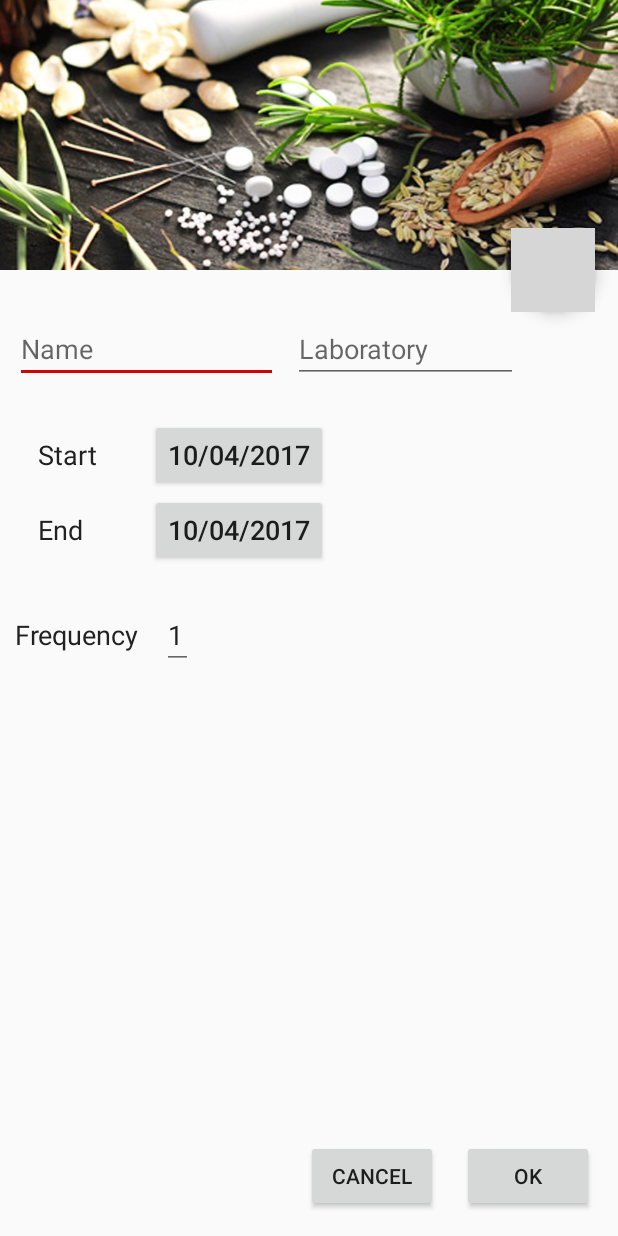
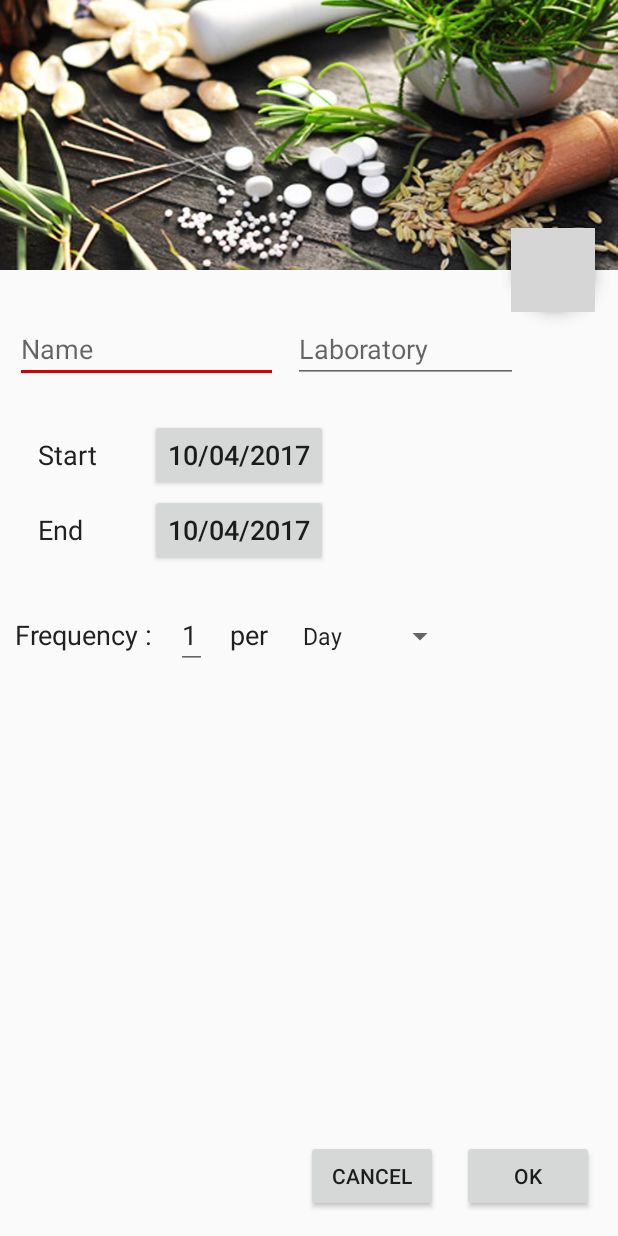
Before and after one commit to florentphilippe/LAY, an Android app: the NewDrug screen opened directly, with no data from a screen before it, on a phone screen of 412 x 824 dp. Run offline under Robolectric (Android 15) with nearby library versions, the phone set to English and light mode, and no system bars; grey boxes are pictures that could not be loaded.

Commit message:
Adding Spinner to select the frequency itself

```diff
--- a/app/src/main/java/fr/florentphilippe/lay/NewDrug.java
+++ b/app/src/main/java/fr/florentphilippe/lay/NewDrug.java
@@ -5,7 +5,10 @@ import android.support.v4.app.DialogFragment;
 import android.support.v7.app.AppCompatActivity;
 import android.os.Bundle;
 import android.view.View;
+import android.widget.ArrayAdapter;
 import android.widget.Button;
+import android.widget.Spinner;
+
 import java.text.DateFormat;
 import java.text.SimpleDateFormat;
 import java.util.Calendar;
@@ -29,6 +32,8 @@ public class NewDrug extends AppCompatActivity {
         //Importing EditText from UI
         final Button buttonStartDate = (Button) findViewById(R.id.button_start_date);
         final Button buttonEndDate = (Button) findViewById(R.id.button_end_date);
+        Spinner freqeuncySelector = (Spinner) findViewById(R.id.spinner_frequency_selector);
+
 
         //Initialise the current date
         Calendar currentCalendar = Calendar.getInstance();
--- a/app/src/main/res/layout/activity_new_drug.xml
+++ b/app/src/main/res/layout/activity_new_drug.xml
@@ -121,6 +121,30 @@
             android:inputType="number"
             android:text="1" />
 
+        <TextView
+            android:id="@+id/text_middle_frequency"
+            android:layout_width="wrap_content"
+            android:layout_height="wrap_content"
+            android:layout_toRightOf="@id/edit_frequency"
+            android:layout_alignBaseline="@id/edit_frequency"
+            android:layout_marginLeft="15dp"
+            android:textColor="@color/blackFonce"
+            android:textSize="18sp"
+            android:text="@string/text_middle_frequency"
+             />
+
+        <Spinner
+            android:id="@+id/spinner_frequency_selector"
+            android:layout_width="wrap_content"
+            android:layout_height="wrap_content"
+            android:layout_toRightOf="@id/text_middle_frequency"
+            android:layout_alignBaseline="@id/text_middle_frequency"
+            android:layout_marginLeft="15dp"
+            android:prompt="@string/spinner_prompt"
+            android:entries="@array/spinner_frequency_selector"
+            />
+
+
     </RelativeLayout>
 
     <android.support.design.widget.FloatingActionButton
--- a/app/src/main/res/values/strings.xml
+++ b/app/src/main/res/values/strings.xml
@@ -8,7 +8,15 @@
     <string name="text_end">End</string>
     <string name="button_ok">OK</string>
     <string name="button_cancel">Cancel</string>
-    <string name="text_frequency">Frequency</string>
+    <string name="text_frequency">Frequency : </string>
+    <string name="text_middle_frequency">per</string>
+    <string-array name="spinner_frequency_selector">
+        <item>Day</item>
+        <item>Week</item>
+        <item>Month</item>
+        <item>Year</item>
+    </string-array>
+    <string name="spinner_prompt">Day</string>
 
     <!-- TODO: Remove or change this placeholder text -->
     <string name="hello_blank_fragment">Hello blank fragment</string>
```
